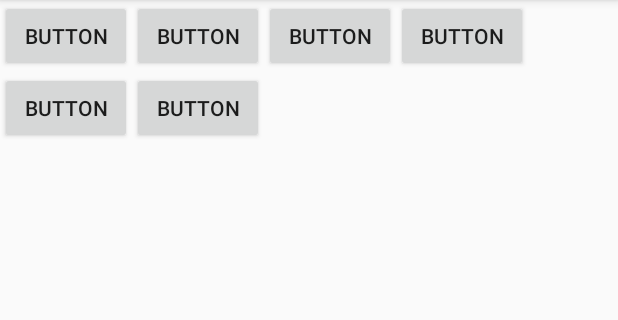
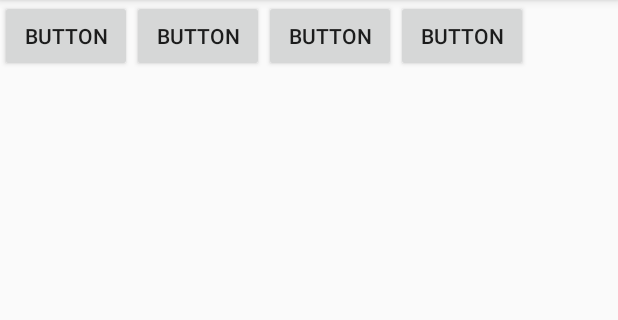
Before and after one commit to mathiassand/NotAlchemy, an Android app: the screen it shows after launch (MainActivity), on a phone screen of 412 x 824 dp, the part 84-404 px from its top. Run offline under Robolectric (Android 15) with nearby library versions, the phone set to English and light mode, and no system bars.

Commit message:
some invisuyy dudes

```diff
--- a/NotAlchemy/app/src/main/res/layout/activity_main.xml
+++ b/NotAlchemy/app/src/main/res/layout/activity_main.xml
@@ -49,13 +49,15 @@
                 android:id="@+id/button5"
                 android:layout_width="wrap_content"
                 android:layout_height="wrap_content"
-                android:text="Button" />
+                android:text="Button"
+                android:visibility="gone"/>
 
             <Button
                 android:id="@+id/button6"
                 android:layout_width="wrap_content"
                 android:layout_height="wrap_content"
-                android:text="Button" />
+                android:text="Button"
+                android:visibility="gone"/>
         </TableRow>
 
         <TableRow
```
